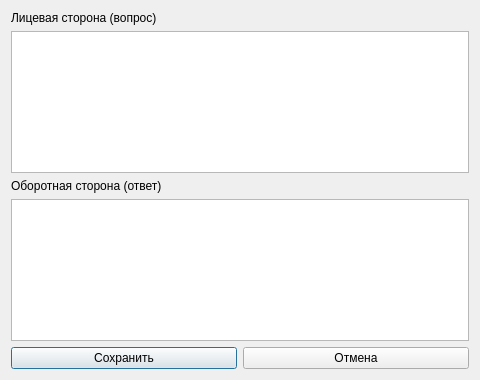
RomanKhot12/Flashcards-Desktop-App, file app/ui/card_dialog.ui: the form before one commit.
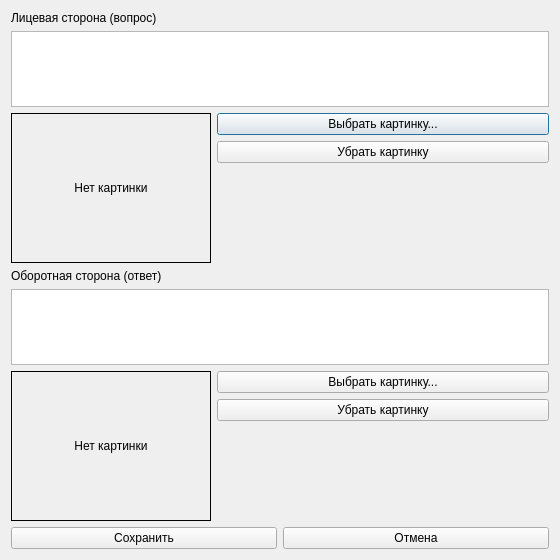
The form after the commit.

Commit message: Превью и кнопки выбора картинок в диалоге карточки

The edit to the form file:
```diff
--- a/app/ui/card_dialog.ui
+++ b/app/ui/card_dialog.ui
@@ -6,8 +6,8 @@
    <rect>
     <x>0</x>
     <y>0</y>
-    <width>480</width>
-    <height>380</height>
+    <width>560</width>
+    <height>560</height>
    </rect>
   </property>
   <property name="windowTitle">
@@ -24,6 +24,69 @@
    <item>
     <widget class="QPlainTextEdit" name="frontTextEdit"/>
    </item>
+   <item>
+    <layout class="QHBoxLayout" name="frontImageLayout">
+     <item>
+      <widget class="QLabel" name="frontImageLabel">
+       <property name="minimumSize">
+        <size>
+         <width>200</width>
+         <height>150</height>
+        </size>
+       </property>
+       <property name="maximumSize">
+        <size>
+         <width>200</width>
+         <height>150</height>
+        </size>
+       </property>
+       <property name="frameShape">
+        <enum>QFrame::Box</enum>
+       </property>
+       <property name="text">
+        <string>Нет картинки</string>
+       </property>
+       <property name="alignment">
+        <set>Qt::AlignCenter</set>
+       </property>
+       <property name="wordWrap">
+        <bool>true</bool>
+       </property>
+      </widget>
+     </item>
+     <item>
+      <layout class="QVBoxLayout" name="frontImageButtonsLayout">
+       <item>
+        <widget class="QPushButton" name="frontChooseButton">
+         <property name="text">
+          <string>Выбрать картинку...</string>
+         </property>
+        </widget>
+       </item>
+       <item>
+        <widget class="QPushButton" name="frontRemoveButton">
+         <property name="text">
+          <string>Убрать картинку</string>
+         </property>
+        </widget>
+       </item>
+       <item>
+        <spacer name="frontImageSpacer">
+         <property name="orientation">
+          <enum>Qt::Vertical</enum>
+         </property>
+         <property name="sizeHint" stdset="0">
+          <size>
+           <width>20</width>
+           <height>40</height>
+          </size>
+         </property>
+        </spacer>
+       </item>
+      </layout>
+     </item>
+    </layout>
+   </item>
    <item>
     <widget class="QLabel" name="backLabel">
      <property name="text">
@@ -34,6 +97,69 @@
    <item>
     <widget class="QPlainTextEdit" name="backTextEdit"/>
    </item>
+   <item>
+    <layout class="QHBoxLayout" name="backImageLayout">
+     <item>
+      <widget class="QLabel" name="backImageLabel">
+       <property name="minimumSize">
+        <size>
+         <width>200</width>
+         <height>150</height>
+        </size>
+       </property>
+       <property name="maximumSize">
+        <size>
+         <width>200</width>
+         <height>150</height>
+        </size>
+       </property>
+       <property name="frameShape">
+        <enum>QFrame::Box</enum>
+       </property>
+       <property name="text">
+        <string>Нет картинки</string>
+       </property>
+       <property name="alignment">
+        <set>Qt::AlignCenter</set>
+       </property>
+       <property name="wordWrap">
+        <bool>true</bool>
+       </property>
+      </widget>
+     </item>
+     <item>
+      <layout class="QVBoxLayout" name="backImageButtonsLayout">
+       <item>
+        <widget class="QPushButton" name="backChooseButton">
+         <property name="text">
+          <string>Выбрать картинку...</string>
+         </property>
+        </widget>
+       </item>
+       <item>
+        <widget class="QPushButton" name="backRemoveButton">
+         <property name="text">
+          <string>Убрать картинку</string>
+         </property>
+        </widget>
+       </item>
+       <item>
+        <spacer name="backImageSpacer">
+         <property name="orientation">
+          <enum>Qt::Vertical</enum>
+         </property>
+         <property name="sizeHint" stdset="0">
+          <size>
+           <width>20</width>
+           <height>40</height>
+          </size>
+         </property>
+        </spacer>
+       </item>
+      </layout>
+     </item>
+    </layout>
+   </item>
    <item>
     <layout class="QHBoxLayout" name="buttonsLayout">
      <item>
```
